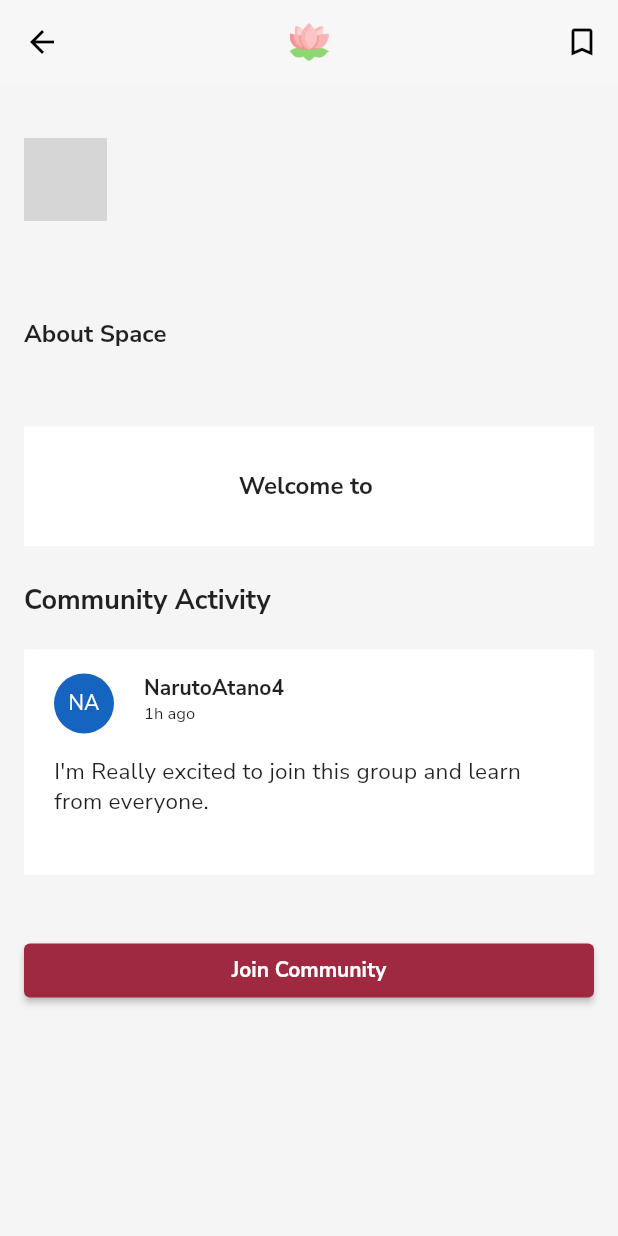
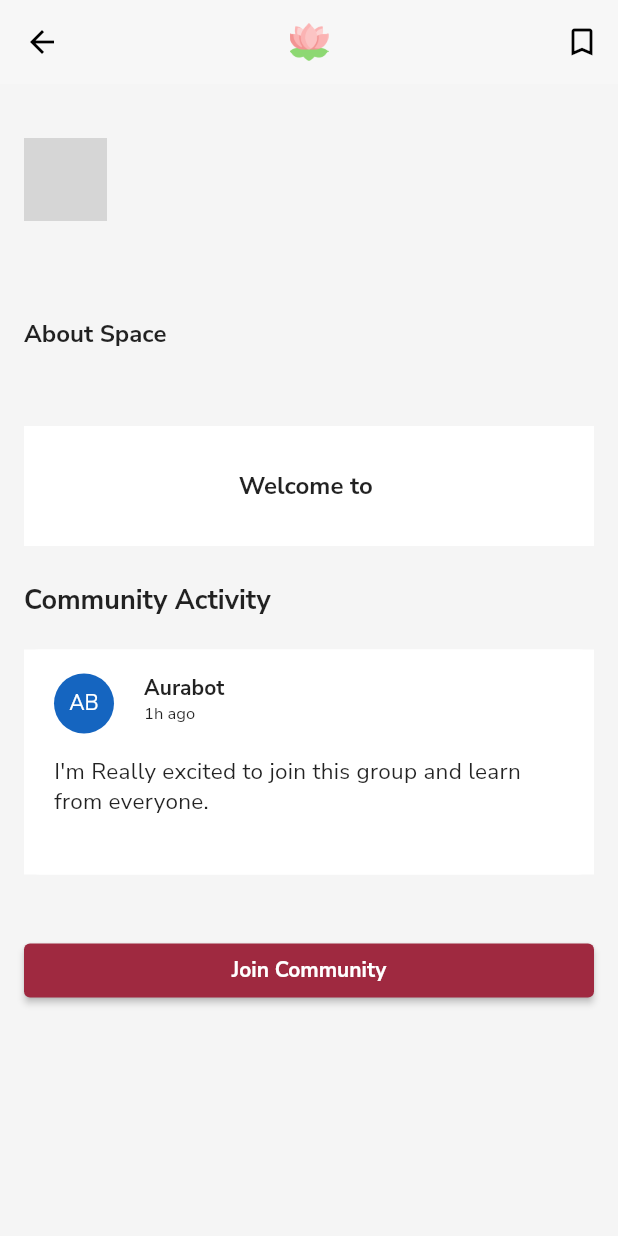
Before and after one commit to iwanjo/aura_flutter, a Flutter app: the SupportSpaceInfo screen opened directly with empty values, on a phone screen of 412 x 824 dp. Run offline on Flutter 3.47's test engine with Material 2 defaults, Android fonts, the phone set to English and light mode, and no system bars; our stand-ins replace cloud_firestore, firebase_auth, firebase_core, firebase_database, firebase_storage, google_fonts and 6 more; missing offline and left inert: day_night_switcher; accounts and stored records are empty; network calls fail; grey boxes are pictures that could not be loaded.

Commit message:
Adding aurabot name to spaces

```diff
--- a/lib/views/support_space_info.dart
+++ b/lib/views/support_space_info.dart
@@ -193,7 +193,7 @@ class _SupportSpaceInfoState extends State<SupportSpaceInfo> {
                         CircleAvatar(
                           backgroundColor: Colors.blue[800],
                           child: Text(
-                            "NA",
+                            "AB",
                             style: GoogleFonts.nunitoSans(
                               fontSize: 14.0,
                               color: Colors.white,
@@ -208,7 +208,7 @@ class _SupportSpaceInfoState extends State<SupportSpaceInfo> {
                           crossAxisAlignment: CrossAxisAlignment.start,
                           children: <Widget>[
                             Text(
-                              "NarutoAtano4",
+                              "Aurabot",
                               style: GoogleFonts.nunitoSans(
                                 fontSize: 14.0,
                                 fontWeight: FontWeight.bold,
```
